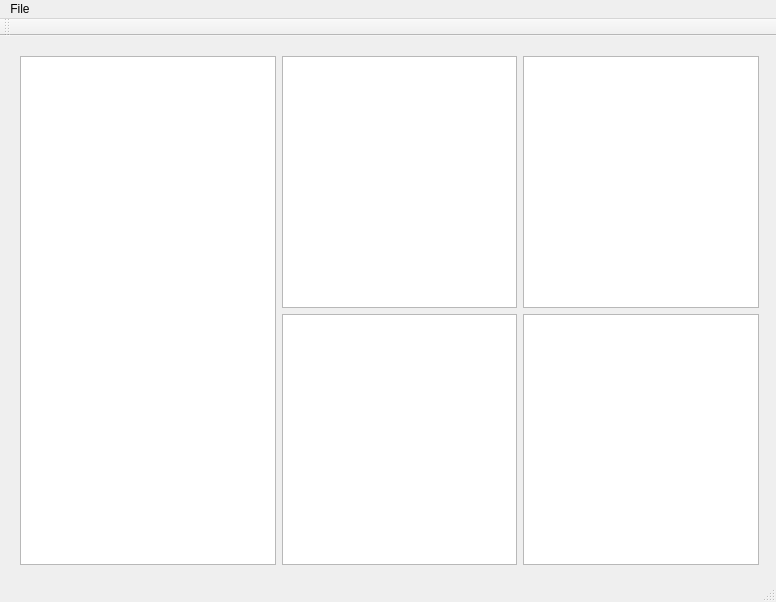
ladnonastya/BI_for_AIT, file mainwindow.ui: the form before one commit.
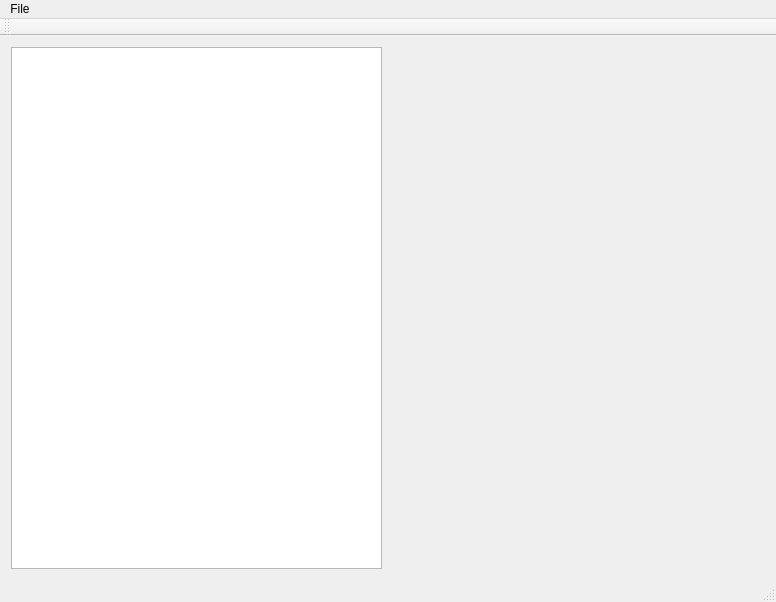
The form after the commit. Custom widgets are drawn as their Qt base class.

Commit message: added test pie-chart

Diff of the .ui file:
```diff
--- a/mainwindow.ui
+++ b/mainwindow.ui
@@ -14,44 +14,23 @@
    <string>MainWindow</string>
   </property>
   <widget class="QWidget" name="centralWidget">
-   <widget class="QWidget" name="horizontalLayoutWidget">
-    <property name="geometry">
-     <rect>
-      <x>9</x>
-      <y>9</y>
-      <width>761</width>
-      <height>531</height>
-     </rect>
-    </property>
-    <layout class="QHBoxLayout" name="horizontalLayout">
-     <item>
-      <widget class="QTableWidget" name="tableWidget">
-       <property name="sizePolicy">
-        <sizepolicy hsizetype="Fixed" vsizetype="Expanding">
-         <horstretch>0</horstretch>
-         <verstretch>0</verstretch>
-        </sizepolicy>
-       </property>
-      </widget>
-     </item>
-     <item>
-      <layout class="QGridLayout" name="gridLayout">
-       <item row="0" column="0">
-        <widget class="QGraphicsView" name="graphicsView"/>
-       </item>
-       <item row="0" column="1">
-        <widget class="QGraphicsView" name="graphicsView_2"/>
-       </item>
-       <item row="1" column="0">
-        <widget class="QGraphicsView" name="graphicsView_3"/>
+   <layout class="QGridLayout" name="gridLayout" columnstretch="2,1,1">
+    <item row="0" column="0" rowspan="2">
+     <widget class="QTableWidget" name="tableWidget"/>
+    </item>
+    <item row="0" column="2">
+     <widget class="QCustomPlot" name="widget_2" native="true"/>
+    </item>
+    <item row="1" column="2">
+     <widget class="QCustomPlot" name="widget_3" native="true"/>
        </item>
        <item row="1" column="1">
-        <widget class="QGraphicsView" name="graphicsView_4"/>
-       </item>
-      </layout>
-     </item>
-    </layout>
-   </widget>
+     <widget class="QCustomPlot" name="widget_4" native="true"/>
+    </item>
+    <item row="0" column="1">
+     <widget class="PieChartWidget" name="widget" native="true"/>
+    </item>
+   </layout>
   </widget>
   <widget class="QMenuBar" name="menuBar">
    <property name="geometry">
@@ -98,6 +77,20 @@
   </action>
  </widget>
  <layoutdefault spacing="6" margin="11"/>
+ <customwidgets>
+  <customwidget>
+   <class>QCustomPlot</class>
+   <extends>QWidget</extends>
+   <header>qcustomplot.h</header>
+   <container>1</container>
+  </customwidget>
+  <customwidget>
+   <class>PieChartWidget</class>
+   <extends>QWidget</extends>
+   <header>piechartwidget.h</header>
+   <container>1</container>
+  </customwidget>
+ </customwidgets>
  <resources/>
  <connections/>
 </ui>
```
Lines whose indentation alone changed are shown as unchanged. The commit also changes 4 other files.
